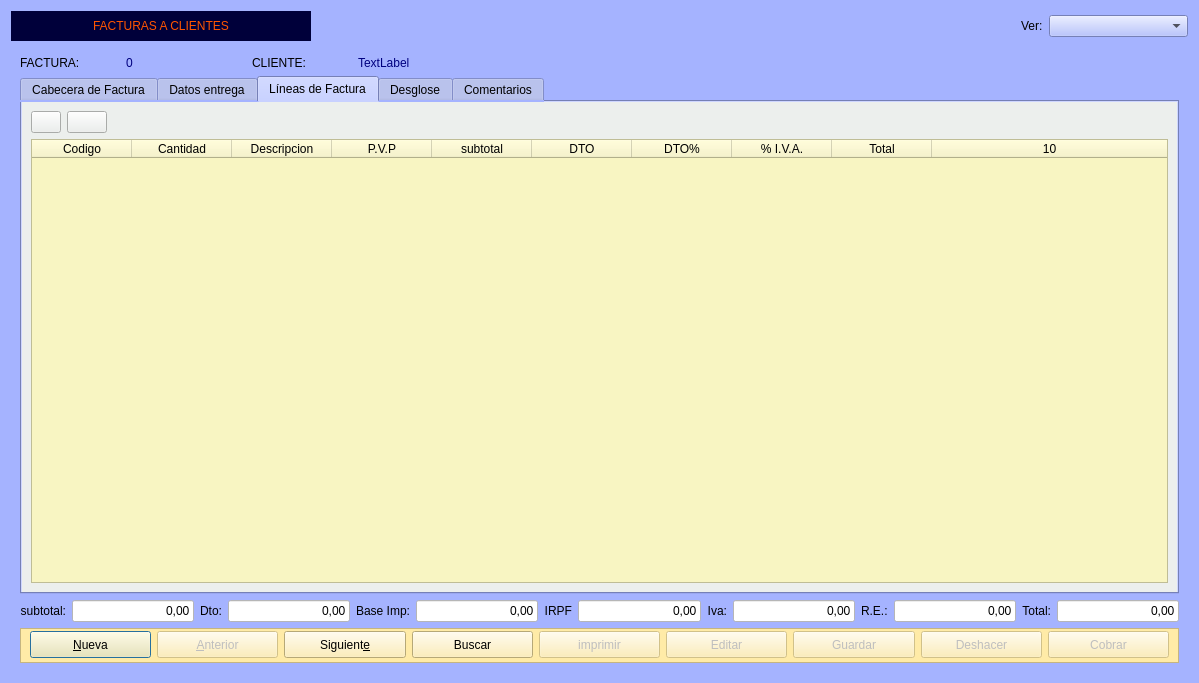
Above: Zona_Ventas/frmfacturas.ui from arcnexus/RedFoX before the change. Below: the same form after it.
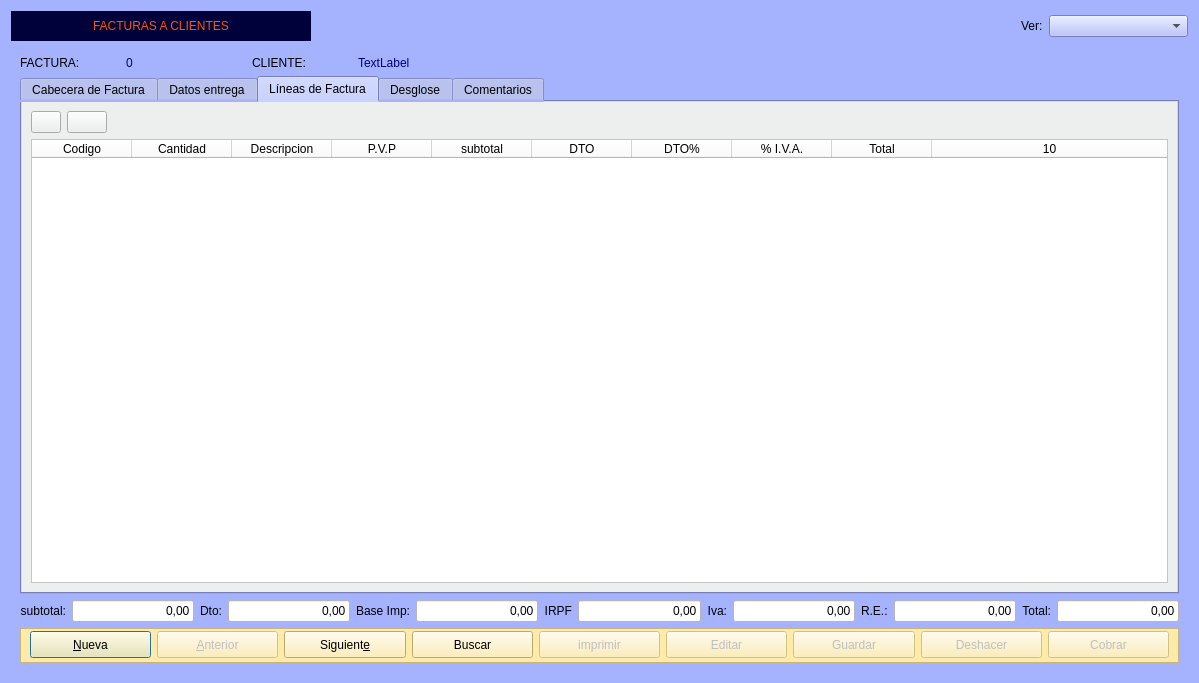
That is the form after the change. The open tabs and pages were chosen to show the change. Icons and pictures are not drawn.

```diff
--- a/Zona_Ventas/frmfacturas.ui
+++ b/Zona_Ventas/frmfacturas.ui
@@ -1639,9 +1639,8 @@
            <item row="1" column="0" colspan="3">
             <widget class="QTableWidget" name="Lineas">
              <property name="styleSheet">
-              <string notr="true">alternate-background-color: rgb(255, 255, 255);
-font: 8pt &quot;Sans&quot;;
-background-color: rgb(248, 245, 194);</string>
+              <string notr="true">background-color: rgb(255, 255, 255);
+alternate-background-color: rgb(252, 255, 187);</string>
              </property>
              <property name="horizontalScrollBarPolicy">
               <enum>Qt::ScrollBarAsNeeded</enum>
```
Left out of the diff: 2 changed lines with no effect on the pictures.
